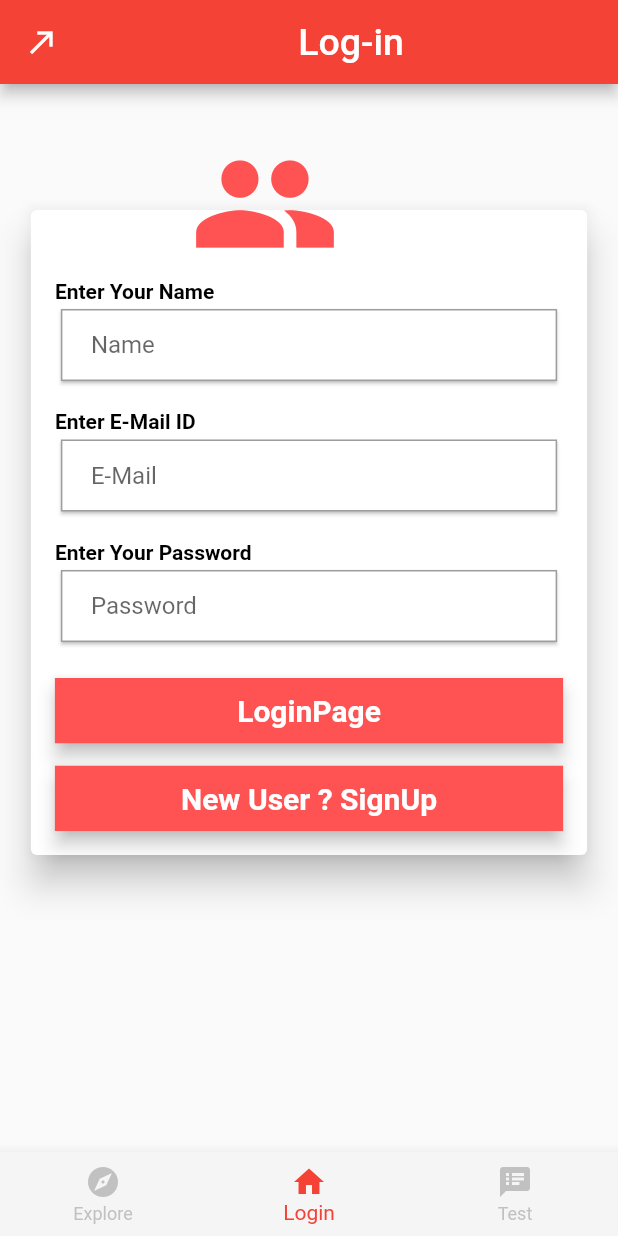
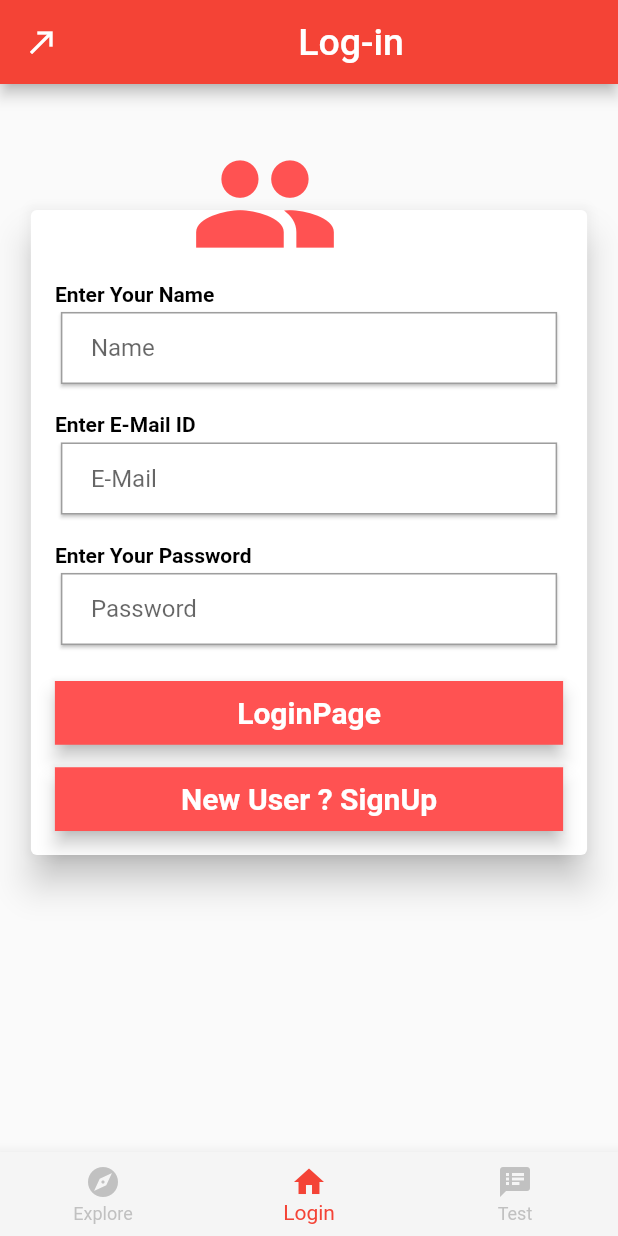
Before and after one commit to pktintali/students-mitra-flutter, a Flutter app: the screen it shows after launch, on a phone screen of 412 x 824 dp. Run offline on Flutter 3.47's test engine with Material 2 defaults, Android fonts, the light colour scheme and no system bars; our stand-ins replace charts_flutter, syncfusion_flutter_charts; Roboto replaces fonts that are missing (Montserrat).

Commit message:
new_updated_grid_view_2

```diff
--- a/lib/Auth/LoginPage.dart
+++ b/lib/Auth/LoginPage.dart
@@ -172,7 +172,7 @@ class _LoginState extends State<LoginPage> {
                                     crossAxisAlignment:
                                         CrossAxisAlignment.start,
                                     children: <Widget>[
-                                      SizedBox(height: 30.0),
+                                      SizedBox(height: 32.0),
                                       Text(
                                           "Enter Your Name",
                                           style: TextStyle(
```
